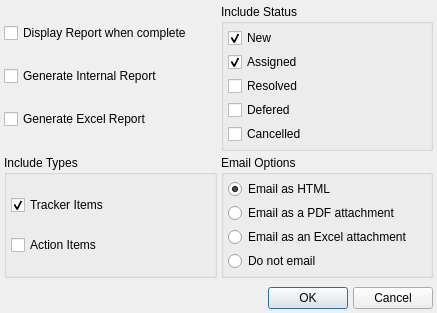
Qt form plugins/forms/dialogTrackerRptOptions.ui (kestermckinney/ProjectNotes) before a commit.
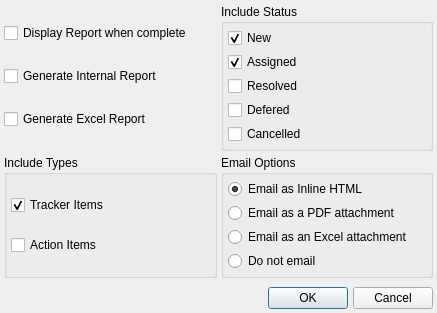
The same form after that commit.

Diff of the .ui file:
```diff
--- a/plugins/forms/dialogTrackerRptOptions.ui
+++ b/plugins/forms/dialogTrackerRptOptions.ui
@@ -198,7 +198,7 @@
         <item>
          <widget class="QRadioButton" name="m_radioBoxEmailAsHTML">
           <property name="text">
-           <string>Email as HTML</string>
+           <string>Email as Inline HTML</string>
           </property>
           <property name="checked">
            <bool>true</bool>
```
